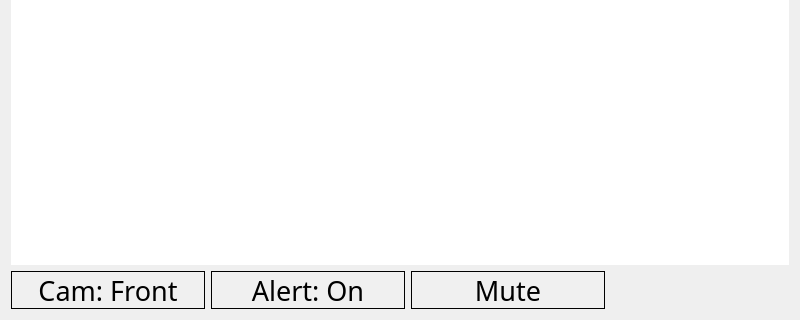
Before: the Qt Designer form src/user_interface/main_window.ui in vietanhdev/open-adas, drawn with Qt 5; both pictures show x 0 to 800 and y 160 to 480 of the 800 by 480 pixel window.
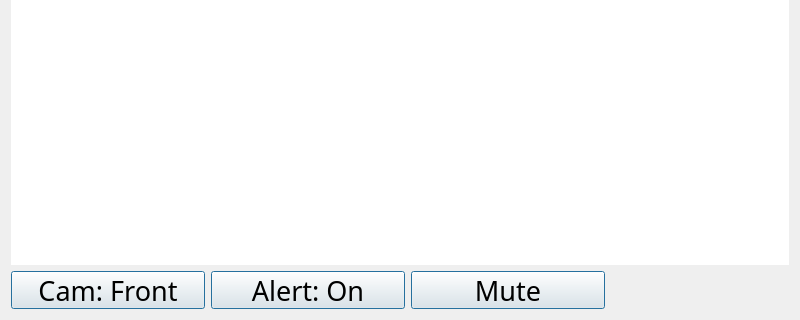
After: the same form once the commit is applied. Icons and pictures are not drawn.

Patch:
```diff
--- a/src/user_interface/main_window.ui
+++ b/src/user_interface/main_window.ui
@@ -71,11 +71,7 @@
            </size>
           </property>
           <property name="styleSheet">
-           <string notr="true">background-color: rgb(240, 240, 240);
-color: rgb(0, 0, 0);
-font: 20pt 14pt;
-border-radius:0px;
-border: 1px solid #000;
+           <string notr="true">font: 20pt 14pt;
 padding-right: 10px;
 padding-left: 10px;</string>
           </property>
@@ -118,11 +114,7 @@
            </size>
           </property>
           <property name="styleSheet">
-           <string notr="true">background-color: rgb(240, 240, 240);
-color: rgb(0, 0, 0);
-font: 20pt 14pt;
-border-radius:0px;
-border: 1px solid #000;
+           <string notr="true">font: 20pt 14pt;
 padding-right: 10px;
 padding-left: 10px;</string>
           </property>
@@ -165,11 +157,7 @@
            </size>
           </property>
           <property name="styleSheet">
-           <string notr="true">background-color: rgb(240, 240, 240);
-color: rgb(0, 0, 0);
-font: 20pt 14pt;
-border-radius:0px;
-border: 1px solid #000;
+           <string notr="true">font: 20pt 14pt;
 padding-right: 10px;
 padding-left: 10px;</string>
           </property>
```
